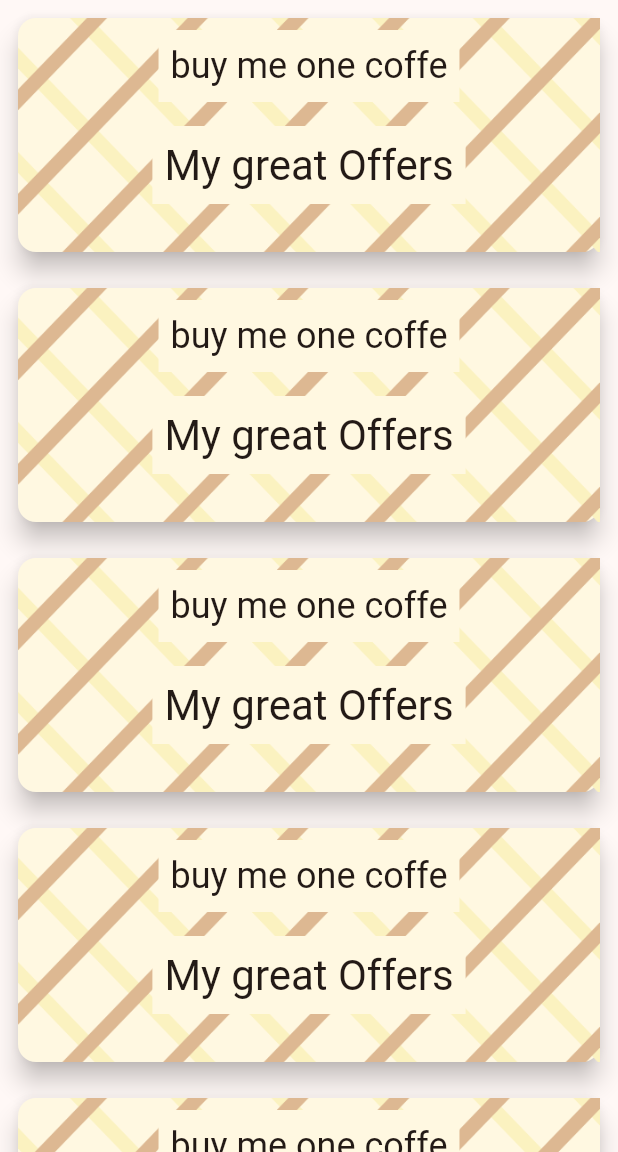
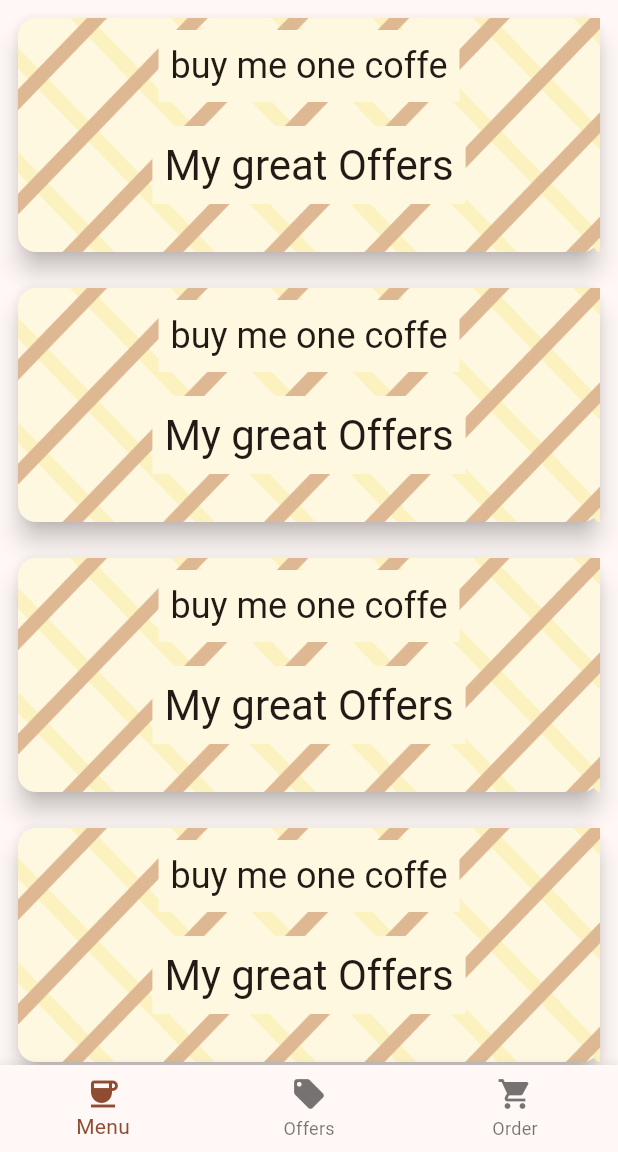
Before and after one commit to hanine007/Coffee_Shop, a Flutter app: the screen it shows after launch, on a phone screen of 412 x 824 dp, the part 84-1236 px from its top. Run offline on Flutter 3.47's test engine with Material 3 defaults, Android fonts, the phone set to English and light mode, and no system bars.

Commit message:
add a bootom navigation bar

```diff
--- a/lib/main.dart
+++ b/lib/main.dart
@@ -36,13 +36,28 @@ class _MyHomePageState extends State<MyHomePage> {
   Widget build(BuildContext context) {
     return Scaffold(
       appBar: AppBar(
-        backgroundColor: Theme.of(context).colorScheme.primary, // Utilisation de la couleur principale
-        title: Image.asset('images/logo.png', height: 40), // Ajustement de la hauteur du logo si besoin
+        backgroundColor:
+            Theme.of(
+              context,
+            ).colorScheme.primary, // Utilisation de la couleur principale
+        title: Image.asset(
+          'images/logo.png',
+          height: 40,
+        ), // Ajustement de la hauteur du logo si besoin
       ),
-      body: Offerpages()
 
-     // const Center(
-       // child: Text("Bienvenue au Coffee Shop !"),
+      bottomNavigationBar: BottomNavigationBar(
+        items: [
+          BottomNavigationBarItem(label: "Menu", icon: Icon(Icons.coffee)),
+                    BottomNavigationBarItem(label: "Offers", icon: Icon(Icons.local_offer)),
+          BottomNavigationBarItem(label: "Order", icon: Icon(Icons.shopping_cart)),
+
+        ],
+      ),
+      body: Offerpages(),
+
+      // const Center(
+      // child: Text("Bienvenue au Coffee Shop !"),
       //),
     );
   }
```
